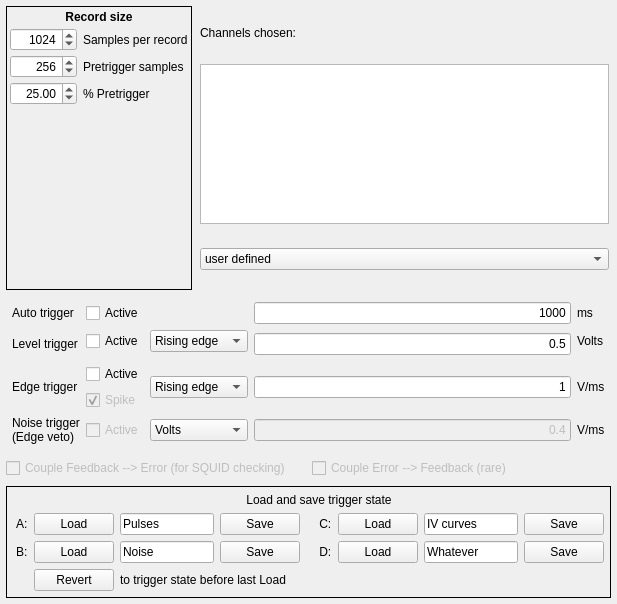
usnistgov/dastardcommander, file triggerconfig.ui: the form before one commit.
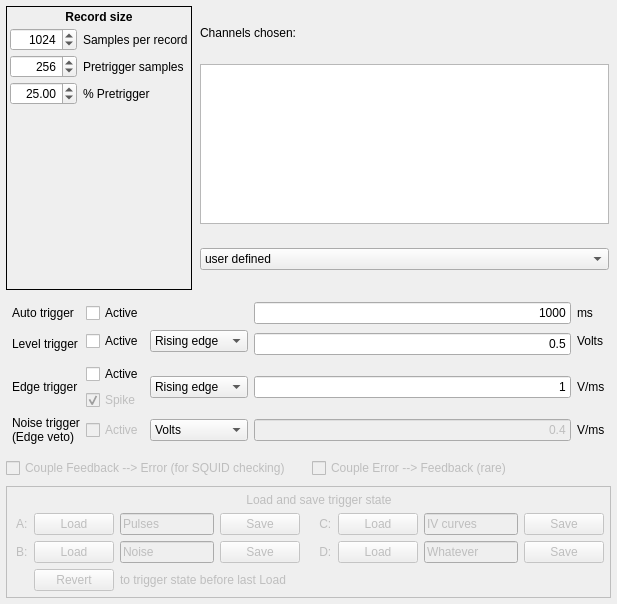
The form after the commit.

Commit message: Switch to Trigger tab when starting data source

Patch:
```diff
--- a/triggerconfig.ui
+++ b/triggerconfig.ui
@@ -655,6 +655,9 @@
    </item>
    <item>
     <widget class="QFrame" name="triggerLoadSaveFrame">
+     <property name="enabled">
+      <bool>false</bool>
+     </property>
      <property name="frameShape">
       <enum>QFrame::Panel</enum>
      </property>
@@ -748,7 +751,7 @@
       <item row="1" column="5">
        <widget class="QPushButton" name="loadTriggerC">
         <property name="enabled">
-         <bool>true</bool>
+         <bool>false</bool>
         </property>
         <property name="toolTip">
          <string>Load current trigger state from slot C</string>
@@ -761,7 +764,7 @@
       <item row="2" column="5">
        <widget class="QPushButton" name="loadTriggerD">
         <property name="enabled">
-         <bool>true</bool>
+         <bool>false</bool>
         </property>
         <property name="toolTip">
          <string>Load current trigger state from slot D</string>
@@ -787,7 +790,7 @@
       <item row="1" column="1">
        <widget class="QPushButton" name="loadTriggerA">
         <property name="enabled">
-         <bool>true</bool>
+         <bool>false</bool>
         </property>
         <property name="toolTip">
          <string>Load current trigger state from slot A</string>
@@ -840,7 +843,7 @@
       <item row="2" column="1">
        <widget class="QPushButton" name="loadTriggerB">
         <property name="enabled">
-         <bool>true</bool>
+         <bool>false</bool>
         </property>
         <property name="toolTip">
          <string>Load current trigger state from slot B</string>
```
The commit also changes 2 other files.
